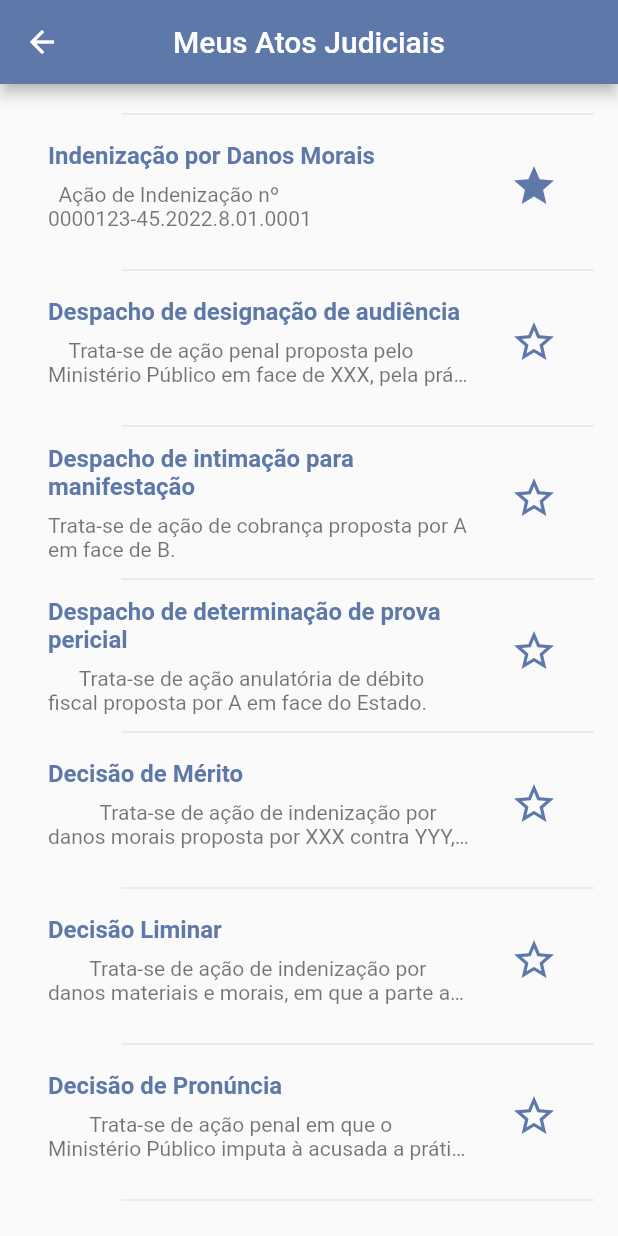
After one commit to adensoares/paje, a Flutter app: the MyAtosPage screen opened directly, scrolled down 196 dp, after a tap on the "star border" icon, on a phone screen of 412 x 824 dp. The commit adds this screen. Run offline on Flutter 3.47's test engine with Material 2 defaults, Android fonts, the phone set to English and light mode, and no system bars; our stand-ins replace mask_text_input_formatter, shared_preferences; accounts and stored records are empty.

Commit message:
Implementação do modulo my_atos

```diff
--- a/lib/core/widgets/paje_drawer_widget.dart
+++ b/lib/core/widgets/paje_drawer_widget.dart
@@ -90,9 +90,19 @@ class _PajeDrawerState extends State<PajeDrawer> {
               );
             },
           ),
-          Divider(
-            height: 2,
+          ListTile(
+            leading: Icon(Icons.description),
+            title: Text('Meus Atos Judiciais'),
+            onTap: () {
+              Navigator.push(
+                context,
+                MaterialPageRoute(
+                  builder: (context) => FavoritesPage(),
+                ),
+              );
+            },
           ),
+          Divider(),
           ListTile(
             leading: Icon(Icons.settings),
             title: Text("Configurações"),
--- a/lib/modules/atos/data/repository/ato_repository.dart
+++ b/lib/modules/atos/data/repository/ato_repository.dart
@@ -5,7 +5,7 @@ class AtoRepository {
     AtoModel(
         tipo: 'sentenca',
         processo: '0012345-67.2018.8.01.0001',
-        magistrado: 'Fulano de Tal',
+        magistrado: 'Ana Silva',
         vara: '1ª Vara Cível',
         classe: 'Ação de Indenização',
         titulo: 'Sentença de procedência',
@@ -32,7 +32,7 @@ class AtoRepository {
     AtoModel(
         tipo: 'sentenca',
         processo: '0009876-54.2021.8.01.0002',
-        magistrado: 'Beltrana da Silva',
+        magistrado: 'Ana Silva',
         vara: '2ª Vara de Família',
         classe: 'Divórcio consensual',
         titulo: 'Sentença de homologação de acordo',
@@ -86,7 +86,7 @@ Intimem-se.
         processo: '0023456-78.2021.8.01.0003',
         magistrado: 'Sicrano de Oliveira',
         vara: '3ª Vara Criminal',
-        classe: 'Ação penal',
+        classe: 'Ação Penal',
         titulo: 'Despacho de designação de audiência',
         data: '20/02/2023',
         texto: '''
--- a/lib/modules/home/presentation/pages/home_page.dart
+++ b/lib/modules/home/presentation/pages/home_page.dart
@@ -2,6 +2,7 @@ import 'package:flutter/material.dart';
 import 'package:paje/core/const/paje_colors.dart';
 import 'package:paje/core/widgets/paje_drawer_widget.dart';
 import 'package:paje/modules/favorites/presentation/pages/favorites_page.dart';
+import 'package:paje/modules/my_atos/presentation/pages/my_atos_page.dart';
 import 'package:paje/modules/search/presentation/pages/search_page.dart';
 
 class HomePage extends StatefulWidget {
@@ -22,6 +23,7 @@ class _HomePageState extends State<HomePage> {
   final _categories = [
     Category(name: "Busca por Atos Judiciais", icon: Icons.search),
     Category(name: "Favoritos", icon: Icons.star),
+    Category(name: "Meus Atos Judiciais", icon: Icons.description),
   ];
 
   @override
@@ -74,6 +76,14 @@ class _HomePageState extends State<HomePage> {
                                     builder: (context) => FavoritesPage(),
                                   ),
                                 );
+                              } else if (_categories[index].name ==
+                                  'Meus Atos Judiciais') {
+                                Navigator.push(
+                                  context,
+                                  MaterialPageRoute(
+                                    builder: (context) => MyAtosPage(),
+                                  ),
+                                );
                               }
                             },
                             child: Column(
--- /dev/null
+++ b/lib/modules/my_atos/presentation/pages/my_atos_page.dart
@@ -0,0 +1,170 @@
+import 'package:flutter/material.dart';
+import 'package:paje/core/const/paje_colors.dart';
+import 'package:paje/modules/atos/data/model/ato_model.dart';
+import 'package:paje/modules/atos/data/repository/ato_repository.dart';
+import 'package:paje/modules/atos/presentation/pages/ato_detail_page.dart';
+import 'package:shared_preferences/shared_preferences.dart';
+
+class MyAtosPage extends StatefulWidget {
+  const MyAtosPage({Key? key}) : super(key: key);
+
+  @override
+  State<MyAtosPage> createState() => _MyAtosPageState();
+}
+
+class _MyAtosPageState extends State<MyAtosPage> {
+  AtoRepository repository = AtoRepository();
+
+  List<AtoModel> _favorites = [];
+  List<AtoModel> _myAtos = [];
+  String _name = 'Carregando...';
+
+  @override
+  void initState() {
+    super.initState();
+    _loadUser().then((value) {
+      _loadMyAtos();
+    });
+  }
+
+  Future<void> _loadUser() async {
+    final prefs = await SharedPreferences.getInstance();
+    setState(() {
+      _name = prefs.getString('name') ?? '';
+    });
+  }
+
+  Future<void> _loadMyAtos() async {
+    List<AtoModel> _result = [];
+
+    _result = repository.atos
+        .where((ato) =>
+            ato.magistrado.toLowerCase().contains((_name.toLowerCase())))
+        .toList();
+    print(_result);
+    print(_name.toLowerCase());
+    setState(() {
+      _myAtos = _result;
+    });
+  }
+
+  void _toggleFavorite(AtoModel ato) {
+    setState(() {
+      if (_favorites.contains(ato)) {
+        _favorites.remove(ato);
+      } else {
+        _favorites.add(ato);
+      }
+    });
+    _saveFavorites();
+  }
+
+  Future<void> _saveFavorites() async {
+    final prefs = await SharedPreferences.getInstance();
+    final favoriteAtosJson = _favorites.map((ato) => ato.toJson()).toList();
+    await prefs.setStringList('favoriteAtos', favoriteAtosJson);
+  }
+
+  @override
+  Widget build(BuildContext context) {
+    return Scaffold(
+      appBar: AppBar(
+        title: Text("Meus Atos Judiciais"),
+        centerTitle: true,
+      ),
+      body: Padding(
+        padding: const EdgeInsets.symmetric(
+          horizontal: 16,
+          vertical: 16,
+        ),
+        child: Column(
+          children: [
+            Expanded(
+              child: _myAtos.isNotEmpty
+                  ? ListView.builder(
+                      itemCount: _myAtos.length,
+                      itemBuilder: (BuildContext context, int index) {
+                        return Container(
+                          child: Column(
+                            children: [
+                              ListTile(
+                                onTap: () {
+                                  Navigator.of(context).push(
+                                    MaterialPageRoute(
+                                      builder: (context) => AtoDetailPage(
+                                        atoModel: _myAtos[index],
+                                      ),
+                                    ),
+                                  );
+                                },
+                                trailing: IconButton(
+                                  icon: Icon(
+                                    _favorites.contains(_myAtos[index])
+                                        ? Icons.star
+                                        : Icons.star_border,
+                                    // color:
+                                    //     _favorites.contains(_atosFound[index])
+                                    //         ? Colors.yellow
+                                    //         : PajeColors.customMaterialPrimary,
+                                    color: PajeColors.customMaterialPrimary,
+                                    size: 32,
+                                  ),
+                                  onPressed: () =>
+                                      _toggleFavorite(_myAtos[index]),
+                                ),
+                                title: Padding(
+                                  padding: const EdgeInsets.only(
+                                    bottom: 8,
+                                  ),
+                                  child: Text(
+                                    _myAtos[index].titulo,
+                                    style: TextStyle(
+                                      color: PajeColors.primary,
+                                      fontWeight: FontWeight.bold,
+                                    ),
+                                  ),
+                                ),
+                                subtitle: Text(
+                                  _myAtos[index].texto,
+                                  maxLines: 2,
+                                  overflow: TextOverflow.ellipsis,
+                                ),
+                                isThreeLine: true,
+                              ),
+                              Padding(
+                                padding: const EdgeInsets.only(
+                                  left: 65,
+                                ),
+                                child: Divider(),
+                              )
+                            ],
+                          ),
+                        );
+                      })
+                  : Center(
+                      child: Column(
+                        mainAxisAlignment: MainAxisAlignment.center,
+                        children: [
+                          Icon(
+                            Icons.search_off,
+                            color: PajeColors.primary,
+                            size: 150,
+                          ),
+                          Text(
+                            "Nenhum Ato Judicial Encontrado",
+                            style: TextStyle(
+                              color: PajeColors.primary,
+                              fontWeight: FontWeight.bold,
+                              fontSize: 18,
+                            ),
+                          )
+                        ],
+                      ),
+                    ),
+            ),
+          ],
+        ),
+      ),
+    );
+  }
+}
```
